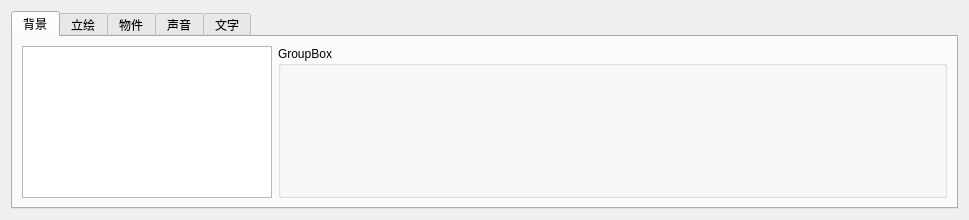
Qt form BKOven/StageWidget/StageWidgetPrivate.ui (Icemic/BKOven) before a commit.
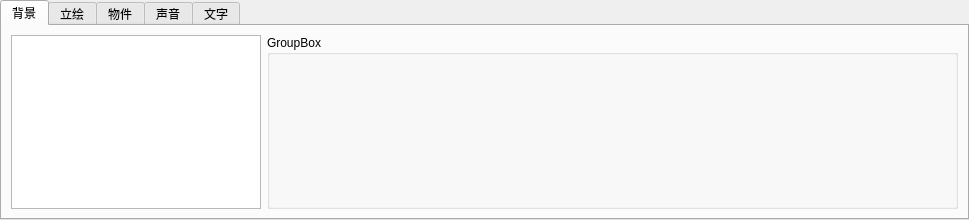
The same form after that commit.

Diff of the .ui file:
```diff
--- a/BKOven/StageWidget/StageWidgetPrivate.ui
+++ b/BKOven/StageWidget/StageWidgetPrivate.ui
@@ -14,6 +14,21 @@
    <string>Form</string>
   </property>
   <layout class="QVBoxLayout" name="verticalLayout">
+   <property name="spacing">
+    <number>0</number>
+   </property>
+   <property name="leftMargin">
+    <number>0</number>
+   </property>
+   <property name="topMargin">
+    <number>0</number>
+   </property>
+   <property name="rightMargin">
+    <number>0</number>
+   </property>
+   <property name="bottomMargin">
+    <number>0</number>
+   </property>
    <item>
     <widget class="QTabWidget" name="tabWidget">
      <property name="tabPosition">
```
Left out of the diff: 1 changed line with no effect on the pictures.
